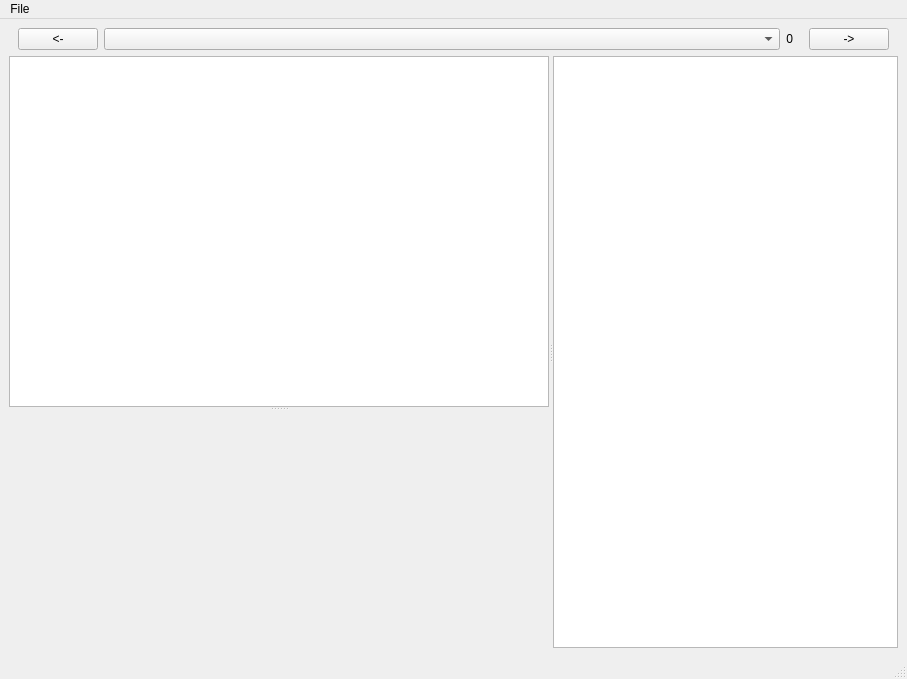
The window that gui.ui (BenjKl/vmsParser) describes before a commit, drawn with Qt 5.
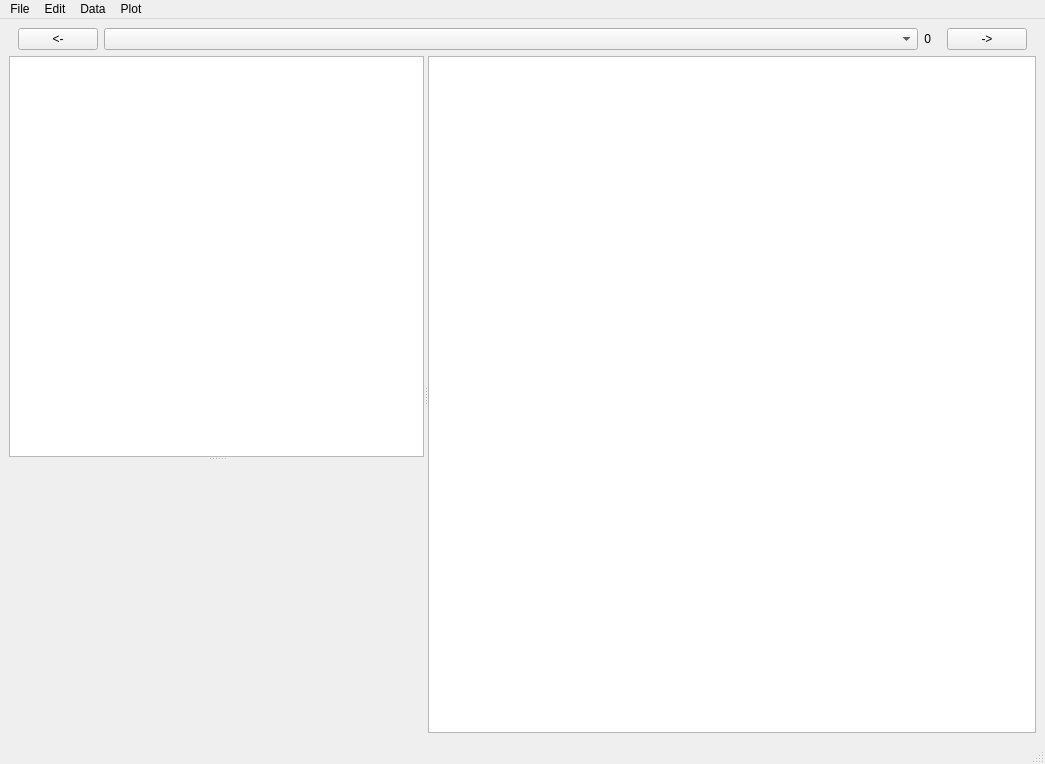
The same window after the commit.

Commit message: Added new menu items for coming features. Fixed variable name typos in vamasSimple.py. Added own method for vms file selector

```diff
--- a/gui.ui
+++ b/gui.ui
@@ -6,8 +6,8 @@
    <rect>
     <x>0</x>
     <y>0</y>
-    <width>907</width>
-    <height>679</height>
+    <width>1045</width>
+    <height>764</height>
    </rect>
   </property>
   <property name="windowTitle">
@@ -115,9 +115,21 @@
        <enum>Qt::Horizontal</enum>
       </property>
       <widget class="QWidget" name="verticalLayoutWidget_4">
-       <layout class="QVBoxLayout" name="verticalLayout_4">
+       <property name="sizePolicy">
+        <sizepolicy hsizetype="Preferred" vsizetype="Preferred">
+         <horstretch>1</horstretch>
+         <verstretch>0</verstretch>
+        </sizepolicy>
+       </property>
+       <layout class="QVBoxLayout" name="verticalLayout_4" stretch="0">
         <item>
          <widget class="QSplitter" name="splitter">
+          <property name="sizePolicy">
+           <sizepolicy hsizetype="Preferred" vsizetype="Expanding">
+            <horstretch>0</horstretch>
+            <verstretch>0</verstretch>
+           </sizepolicy>
+          </property>
           <property name="orientation">
            <enum>Qt::Vertical</enum>
           </property>
@@ -125,6 +137,18 @@
            <layout class="QVBoxLayout" name="verticalLayout">
             <item>
              <widget class="QTableView" name="vmsTable">
+              <property name="sizePolicy">
+               <sizepolicy hsizetype="MinimumExpanding" vsizetype="Expanding">
+                <horstretch>1</horstretch>
+                <verstretch>0</verstretch>
+               </sizepolicy>
+              </property>
+              <property name="baseSize">
+               <size>
+                <width>400</width>
+                <height>0</height>
+               </size>
+              </property>
               <attribute name="horizontalHeaderVisible">
                <bool>false</bool>
               </attribute>
@@ -162,7 +186,7 @@
               </property>
               <property name="minimumSize">
                <size>
-                <width>400</width>
+                <width>350</width>
                 <height>30</height>
                </size>
               </property>
@@ -187,6 +211,12 @@
             </item>
             <item>
              <widget class="QWidget" name="plotSpace" native="true">
+              <property name="sizePolicy">
+               <sizepolicy hsizetype="Preferred" vsizetype="Preferred">
+                <horstretch>1</horstretch>
+                <verstretch>0</verstretch>
+               </sizepolicy>
+              </property>
               <property name="minimumSize">
                <size>
                 <width>0</width>
@@ -219,12 +249,39 @@
        </layout>
       </widget>
       <widget class="QWidget" name="verticalLayoutWidget_3">
-       <layout class="QVBoxLayout" name="verticalLayout_3">
+       <property name="sizePolicy">
+        <sizepolicy hsizetype="Preferred" vsizetype="Preferred">
+         <horstretch>2</horstretch>
+         <verstretch>0</verstretch>
+        </sizepolicy>
+       </property>
+       <layout class="QVBoxLayout" name="verticalLayout_3" stretch="0">
         <item>
          <widget class="QTableView" name="paramTable">
+          <property name="sizePolicy">
+           <sizepolicy hsizetype="Expanding" vsizetype="Expanding">
+            <horstretch>1</horstretch>
+            <verstretch>0</verstretch>
+           </sizepolicy>
+          </property>
+          <property name="sizeIncrement">
+           <size>
+            <width>0</width>
+            <height>0</height>
+           </size>
+          </property>
+          <property name="baseSize">
+           <size>
+            <width>700</width>
+            <height>0</height>
+           </size>
+          </property>
           <property name="selectionBehavior">
            <enum>QAbstractItemView::SelectRows</enum>
           </property>
+          <property name="sortingEnabled">
+           <bool>true</bool>
+          </property>
          </widget>
         </item>
        </layout>
@@ -238,7 +295,7 @@
     <rect>
      <x>0</x>
      <y>0</y>
-     <width>907</width>
+     <width>1045</width>
      <height>22</height>
     </rect>
    </property>
@@ -251,7 +308,33 @@
     <addaction name="separator"/>
     <addaction name="actionQuit"/>
    </widget>
+   <widget class="QMenu" name="menuEdit">
+    <property name="title">
+     <string>Edit</string>
+    </property>
+    <addaction name="actionSelect_All"/>
+    <addaction name="actionSelect_Marked"/>
+    <addaction name="actionCheck_Selected"/>
+    <addaction name="actionMark_None"/>
+   </widget>
+   <widget class="QMenu" name="menuData">
+    <property name="title">
+     <string>Data</string>
+    </property>
+    <addaction name="actionEdit_Username"/>
+    <addaction name="actionSet_Fermi_Level"/>
+   </widget>
+   <widget class="QMenu" name="menuPlot">
+    <property name="title">
+     <string>Plot</string>
+    </property>
+    <addaction name="actionSwitch_Eb_Ek"/>
+    <addaction name="actionShow_next_column"/>
+   </widget>
    <addaction name="menuFile"/>
+   <addaction name="menuEdit"/>
+   <addaction name="menuData"/>
+   <addaction name="menuPlot"/>
   </widget>
   <widget class="QStatusBar" name="statusbar"/>
   <action name="actionLoad">
```
Left out of the diff: 88 changed lines with no effect on the pictures. The commit also changes 3 other files.
